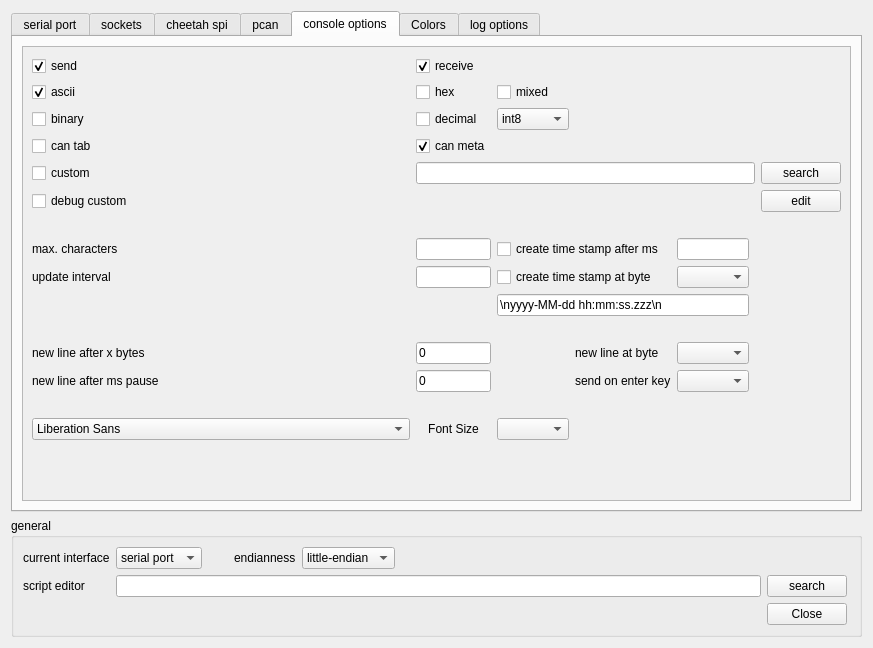
Old version of the form ScriptCommunicator/settingsdialog.ui in the repository szieke/ScriptCommunicator_serial-terminal.
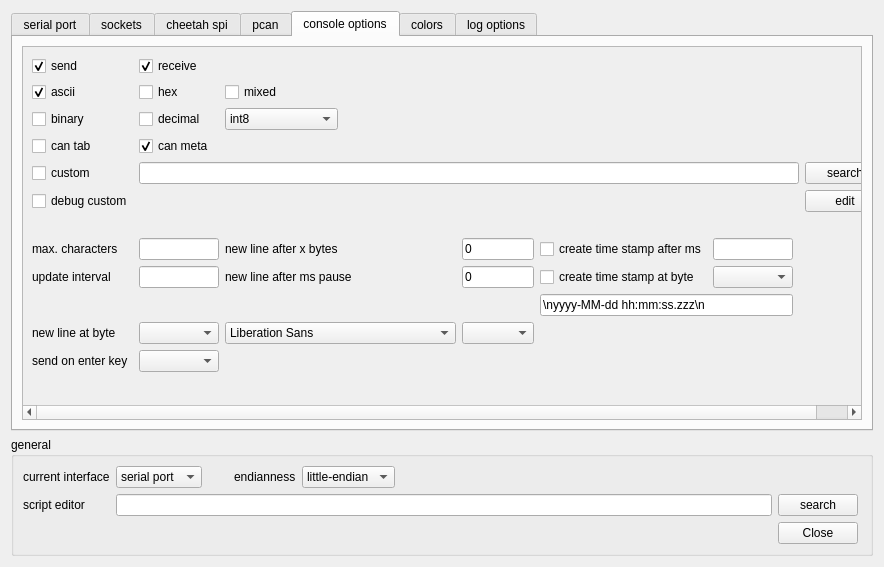
New version of the form. The open tabs and pages were chosen to show the change. Icons and pictures are not drawn. Custom widgets are drawn as their Qt base class.

Commit message: changed the arrangement of some GUI elements

Patch:
```diff
--- a/ScriptCommunicator/settingsdialog.ui
+++ b/ScriptCommunicator/settingsdialog.ui
@@ -6,8 +6,8 @@
    <rect>
     <x>0</x>
     <y>0</y>
-    <width>873</width>
-    <height>648</height>
+    <width>884</width>
+    <height>567</height>
    </rect>
   </property>
   <property name="sizePolicy">
@@ -1379,66 +1379,24 @@
            <rect>
             <x>0</x>
             <y>0</y>
-            <width>862</width>
-            <height>573</height>
+            <width>840</width>
+            <height>386</height>
            </rect>
           </property>
           <layout class="QGridLayout" name="gridLayout_9">
            <item row="0" column="0">
-            <layout class="QGridLayout" name="gridLayout_7" rowstretch="0,0,0,0,0,0,0,0,0,0,0,0,0,0,0,0,0,0,0,0,0,0,0,0" columnstretch="0,0,0,0,0,0,0,0">
-             <item row="5" column="0">
-              <widget class="QCheckBox" name="showCanTabCheckBox">
-               <property name="toolTip">
-                <string>show the can tab</string>
-               </property>
-               <property name="statusTip">
-                <string/>
-               </property>
-               <property name="text">
-                <string>can tab</string>
-               </property>
-              </widget>
-             </item>
-             <item row="5" column="2">
-              <widget class="QCheckBox" name="consoleShowCanMetaCheckBox">
-               <property name="toolTip">
-                <string>show can meta information (id and type) in conole</string>
-               </property>
-               <property name="text">
-                <string>can meta</string>
-               </property>
-               <property name="checked">
-                <bool>true</bool>
-               </property>
-              </widget>
-             </item>
-             <item row="4" column="2">
-              <widget class="QCheckBox" name="consoleShowDecimalCheckBox">
+            <layout class="QGridLayout" name="gridLayout_7" rowstretch="0,0,0,0,0,0,0,0,0,0,0,0,0,0,0,0" columnstretch="0,0,0,0,0,0,0,1,0">
+             <item row="13" column="2" colspan="2">
+              <widget class="QFontComboBox" name="consoleFontComboBox">
                <property name="sizePolicy">
-                <sizepolicy hsizetype="Preferred" vsizetype="Preferred">
-                 <horstretch>0</horstretch>
-                 <verstretch>0</verstretch>
-                </sizepolicy>
-               </property>
-               <property name="toolTip">
-                <string>show decimal console</string>
-               </property>
-               <property name="text">
-                <string>decimal</string>
-               </property>
-              </widget>
-             </item>
-             <item row="12" column="3" colspan="3">
-              <widget class="QLineEdit" name="ConsoleTimestampFormat">
-               <property name="sizePolicy">
-                <sizepolicy hsizetype="MinimumExpanding" vsizetype="Fixed">
+                <sizepolicy hsizetype="Expanding" vsizetype="Fixed">
                  <horstretch>0</horstretch>
                  <verstretch>0</verstretch>
                 </sizepolicy>
                </property>
                <property name="minimumSize">
                 <size>
-                 <width>150</width>
+                 <width>0</width>
                  <height>0</height>
                 </size>
                </property>
@@ -1451,122 +1409,12 @@
                <property name="toolTip">
                 <string>&lt;html&gt;&lt;head/&gt;&lt;body&gt;&lt;p&gt;time stamp format ('optinal new lines (\n)' date and time format (chapter Time format and Date format in the manual) 'optional new lines (\n)'&lt;/p&gt;&lt;p&gt;Example:&lt;/p&gt;&lt;p&gt;\nyyyy-MM-dd hh:mm:ss.zzz\n&lt;/p&gt;&lt;p&gt;Example without date and with spaces in front of the time stamp:&lt;/p&gt;&lt;p&gt;\n       hh:mm:ss\n&lt;/p&gt;&lt;p&gt;&lt;br/&gt;&lt;/p&gt;&lt;/body&gt;&lt;/html&gt;</string>
                </property>
-               <property name="text">
-                <string>\nyyyy-MM-dd hh:mm:ss.zzz\n</string>
+               <property name="editable">
+                <bool>false</bool>
                </property>
               </widget>
              </item>
-             <item row="14" column="0">
-              <spacer name="verticalSpacer_3">
-               <property name="orientation">
-                <enum>Qt::Vertical</enum>
-               </property>
-               <property name="sizeType">
-                <enum>QSizePolicy::Fixed</enum>
-               </property>
-               <property name="sizeHint" stdset="0">
-                <size>
-                 <width>20</width>
-                 <height>20</height>
-                </size>
-               </property>
-              </spacer>
-             </item>
-             <item row="15" column="0">
-              <widget class="QLabel" name="label">
-               <property name="toolTip">
-                <string>new line after x number of sent/received bytes (0=off)</string>
-               </property>
-               <property name="text">
-                <string>new line after x bytes</string>
-               </property>
-              </widget>
-             </item>
-             <item row="7" column="7">
-              <widget class="QPushButton" name="consoleEditScriptPushButton">
-               <property name="toolTip">
-                <string>edit custom console script</string>
-               </property>
-               <property name="text">
-                <string>edit</string>
-               </property>
-              </widget>
-             </item>
-             <item row="3" column="3">
-              <widget class="QCheckBox" name="consoleShowMixedCheckBox">
-               <property name="toolTip">
-                <string>show mixed console (ascii, dec and hex together in one console if they are selected)</string>
-               </property>
-               <property name="statusTip">
-                <string/>
-               </property>
-               <property name="text">
-                <string>mixed</string>
-               </property>
-              </widget>
-             </item>
-             <item row="9" column="2">
-              <spacer name="verticalSpacer_6">
-               <property name="orientation">
-                <enum>Qt::Vertical</enum>
-               </property>
-               <property name="sizeType">
-                <enum>QSizePolicy::Fixed</enum>
-               </property>
-               <property name="sizeHint" stdset="0">
-                <size>
-                 <width>20</width>
-                 <height>20</height>
-                </size>
-               </property>
-              </spacer>
-             </item>
-             <item row="10" column="0">
-              <widget class="QLabel" name="ConsoleBufferLabel">
-               <property name="toolTip">
-                <string>max. characters in console</string>
-               </property>
-               <property name="text">
-                <string>max. characters</string>
-               </property>
-              </widget>
-             </item>
-             <item row="10" column="2">
-              <widget class="QLineEdit" name="ConsoleBufferLineEdit">
-               <property name="sizePolicy">
-                <sizepolicy hsizetype="Ignored" vsizetype="Fixed">
-                 <horstretch>0</horstretch>
-                 <verstretch>0</verstretch>
-                </sizepolicy>
-               </property>
-               <property name="maximumSize">
-                <size>
-                 <width>16777215</width>
-                 <height>16777215</height>
-                </size>
-               </property>
-               <property name="toolTip">
-                <string>max. characters in console</string>
-               </property>
-               <property name="inputMask">
-                <string/>
-               </property>
-              </widget>
-             </item>
-             <item row="23" column="4">
-              <spacer name="verticalSpacer_4">
-               <property name="orientation">
-                <enum>Qt::Vertical</enum>
-               </property>
-               <property name="sizeHint" stdset="0">
-                <size>
-                 <width>20</width>
-                 <height>40</height>
-                </size>
-               </property>
-              </spacer>
-             </item>
-             <item row="0" column="2">
+             <item row="0" column="1">
               <widget class="QCheckBox" name="ShowReceivedCheckBox">
                <property name="sizePolicy">
                 <sizepolicy hsizetype="Preferred" vsizetype="Preferred">
@@ -1588,7 +1436,7 @@
                </property>
               </widget>
              </item>
-             <item row="3" column="2">
+             <item row="3" column="1">
               <widget class="QCheckBox" name="consoleShowHexCheckBox">
                <property name="sizePolicy">
                 <sizepolicy hsizetype="Preferred" vsizetype="Preferred">
@@ -1604,7 +1452,159 @@
                </property>
               </widget>
              </item>
-             <item row="16" column="0">
+             <item row="4" column="1">
+              <widget class="QCheckBox" name="consoleShowDecimalCheckBox">
+               <property name="sizePolicy">
+                <sizepolicy hsizetype="Preferred" vsizetype="Preferred">
+                 <horstretch>0</horstretch>
+                 <verstretch>0</verstretch>
+                </sizepolicy>
+               </property>
+               <property name="toolTip">
+                <string>show decimal console</string>
+               </property>
+               <property name="text">
+                <string>decimal</string>
+               </property>
+              </widget>
+             </item>
+             <item row="6" column="1" colspan="7">
+              <widget class="DragDropLineEdit" name="consoleScriptLineEdit">
+               <property name="toolTip">
+                <string>script which generates the text for the custom console (see chapter custom console/log scripts for more details)</string>
+               </property>
+               <property name="readOnly">
+                <bool>true</bool>
+               </property>
+              </widget>
+             </item>
+             <item row="4" column="2">
+              <widget class="QComboBox" name="consoleDecimalsType">
+               <property name="toolTip">
+                <string>the type of the decimals in the decimal console</string>
+               </property>
+               <item>
+                <property name="text">
+                 <string>int8</string>
+                </property>
+               </item>
+               <item>
+                <property name="text">
+                 <string>int16</string>
+                </property>
+               </item>
+               <item>
+                <property name="text">
+                 <string>int32</string>
+                </property>
+               </item>
+               <item>
+                <property name="text">
+                 <string>uint8</string>
+                </property>
+               </item>
+               <item>
+                <property name="text">
+                 <string>uint16</string>
+                </property>
+               </item>
+               <item>
+                <property name="text">
+                 <string>uint32</string>
+                </property>
+               </item>
+              </widget>
+             </item>
+             <item row="10" column="1">
+              <widget class="QLineEdit" name="ConsoleBufferLineEdit">
+               <property name="sizePolicy">
+                <sizepolicy hsizetype="Fixed" vsizetype="Fixed">
+                 <horstretch>0</horstretch>
+                 <verstretch>0</verstretch>
+                </sizepolicy>
+               </property>
+               <property name="maximumSize">
+                <size>
+                 <width>80</width>
+                 <height>16777215</height>
+                </size>
+               </property>
+               <property name="toolTip">
+                <string>max. characters in console</string>
+               </property>
+               <property name="inputMask">
+                <string/>
+               </property>
+              </widget>
+             </item>
+             <item row="3" column="2">
+              <widget class="QCheckBox" name="consoleShowMixedCheckBox">
+               <property name="toolTip">
+                <string>show mixed console (ascii, dec and hex together in one console if they are selected)</string>
+               </property>
+               <property name="statusTip">
+                <string/>
+               </property>
+               <property name="text">
+                <string>mixed</string>
+               </property>
+              </widget>
+             </item>
+             <item row="11" column="1">
+              <widget class="QLineEdit" name="ConsoleUpdateIntervallLineEdit">
+               <property name="sizePolicy">
+                <sizepolicy hsizetype="Fixed" vsizetype="Fixed">
+                 <horstretch>0</horstretch>
+                 <verstretch>0</verstretch>
+                </sizepolicy>
+               </property>
+               <property name="maximumSize">
+                <size>
+                 <width>80</width>
+                 <height>16777215</height>
+                </size>
+               </property>
+               <property name="toolTip">
+                <string>the update intervall of the consoles</string>
+               </property>
+              </widget>
+             </item>
+             <item row="5" column="1">
+              <widget class="QCheckBox" name="consoleShowCanMetaCheckBox">
+               <property name="toolTip">
+                <string>show can meta information (id and type) in conole</string>
+               </property>
+               <property name="text">
+                <string>can meta</string>
+               </property>
+               <property name="checked">
+                <bool>true</bool>
+               </property>
+              </widget>
+             </item>
+             <item row="10" column="4">
+              <widget class="QLineEdit" name="consoleNewLineAfterNumberBytes">
+               <property name="sizePolicy">
+                <sizepolicy hsizetype="Ignored" vsizetype="Fixed">
+                 <horstretch>0</horstretch>
+                 <verstretch>0</verstretch>
+                </sizepolicy>
+               </property>
+               <property name="maximumSize">
+                <size>
+                 <width>80</width>
+                 <height>16777215</height>
+                </size>
+               </property>
+               <property name="toolTip">
+                <string>new line after x number of sent/received bytes (0=off)</string>
+               </property>
+               <property name="text">
+                <string>0</string>
+               </property>
+              </widget>
+             </item>
+             <item row="11" column="2" colspan="2">
               <widget class="QLabel" name="label_2">
                <property name="toolTip">
                 <string>new line after x ms send/receive pause (0=off)</string>
@@ -1614,7 +1614,7 @@
                </property>
               </widget>
              </item>
-             <item row="16" column="2">
+             <item row="11" column="4">
               <widget class="QLineEdit" name="consoleNewLineAfterPause">
                <property name="sizePolicy">
                 <sizepolicy hsizetype="Ignored" vsizetype="Fixed">
@@ -1624,7 +1624,7 @@
                </property>
                <property name="maximumSize">
                 <size>
-                 <width>16777215</width>
+                 <width>80</width>
                  <height>16777215</height>
                 </size>
                </property>
@@ -1636,7 +1636,68 @@
                </property>
               </widget>
              </item>
-             <item row="16" column="4">
+             <item row="13" column="0">
+              <widget class="QLabel" name="label_16">
+               <property name="toolTip">
+                <string>new line at byte</string>
+               </property>
+               <property name="text">
+                <string>new line at byte</string>
+               </property>
+              </widget>
+             </item>
+             <item row="10" column="2" colspan="2">
+              <widget class="QLabel" name="label">
+               <property name="toolTip">
+                <string>new line after x number of sent/received bytes (0=off)</string>
+               </property>
+               <property name="text">
+                <string>new line after x bytes</string>
+               </property>
+              </widget>
+             </item>
+             <item row="13" column="4">
+              <widget class="QComboBox" name="consoleFontSizeComboBox">
+               <property name="sizePolicy">
+                <sizepolicy hsizetype="Preferred" vsizetype="Fixed">
+                 <horstretch>0</horstretch>
+                 <verstretch>0</verstretch>
+                </sizepolicy>
+               </property>
+               <property name="minimumSize">
+                <size>
+                 <width>0</width>
+                 <height>0</height>
+                </size>
+               </property>
+               <property name="maximumSize">
+                <size>
+                 <width>16777215</width>
+                 <height>16777215</height>
+                </size>
+               </property>
+               <property name="toolTip">
+                <string>console font size</string>
+               </property>
+               <property name="currentText">
+                <string/>
+               </property>
+              </widget>
+             </item>
+             <item row="14" column="1">
+              <widget class="QComboBox" name="consoleSendOnEnter">
+               <property name="maximumSize">
+                <size>
+                 <width>16777215</width>
+                 <height>16777215</height>
+                </size>
+               </property>
+               <property name="toolTip">
+                <string>&lt;html&gt;&lt;head/&gt;&lt;body&gt;&lt;p&gt;this is sent/used for the enter key (console, message dialog, main window send area and ascii sequence in the send window)&lt;/p&gt;&lt;/body&gt;&lt;/html&gt;</string>
+               </property>
+              </widget>
+             </item>
+             <item row="14" column="0">
               <widget class="QLabel" name="label_18">
                <property name="toolTip">
                 <string>&lt;html&gt;&lt;head/&gt;&lt;body&gt;&lt;p&gt;this is sent/used for the enter key (console, message dialog, main window send area and ascii sequence in the send window)&lt;/p&gt;&lt;/body&gt;&lt;/html&gt;</string>
@@ -1646,8 +1707,8 @@
                </property>
               </widget>
              </item>
-             <item row="16" column="5">
-              <widget class="QComboBox" name="consoleSendOnEnter">
+             <item row="13" column="1">
+              <widget class="QComboBox" name="consoleNewLineAt">
                <property name="maximumSize">
                 <size>
                  <width>16777215</width>
@@ -1659,21 +1720,81 @@
                </property>
               </widget>
              </item>
-             <item row="20" column="4">
-              <spacer name="verticalSpacer">
-               <property name="orientation">
-                <enum>Qt::Vertical</enum>
+             <item row="10" column="5">
+              <widget class="QCheckBox" name="PrintTimeStampCheckBox">
+               <property name="sizePolicy">
+                <sizepolicy hsizetype="Preferred" vsizetype="Preferred">
+                 <horstretch>0</horstretch>
+                 <verstretch>0</verstretch>
+                </sizepolicy>
                </property>
-               <property name="sizeType">
-                <enum>QSizePolicy::Fixed</enum>
+               <property name="toolTip">
+                <string>create time stamp after ms</string>
                </property>
-               <property name="sizeHint" stdset="0">
+               <property name="text">
+                <string>create time stamp after ms</string>
+               </property>
+               <property name="checked">
+                <bool>false</bool>
+               </property>
+              </widget>
+             </item>
+             <item row="12" column="5" colspan="2">
+              <widget class="QLineEdit" name="ConsoleTimestampFormat">
+               <property name="sizePolicy">
+                <sizepolicy hsizetype="MinimumExpanding" vsizetype="Fixed">
+                 <horstretch>0</horstretch>
+                 <verstretch>0</verstretch>
+                </sizepolicy>
+               </property>
+               <property name="minimumSize">
                 <size>
-                 <width>13</width>
-                 <height>20</height>
+                 <width>150</width>
+                 <height>0</height>
                 </size>
                </property>
-              </spacer>
+               <property name="maximumSize">
+                <size>
+                 <width>16777215</width>
+                 <height>16777215</height>
+                </size>
+               </property>
+               <property name="toolTip">
+                <string>&lt;html&gt;&lt;head/&gt;&lt;body&gt;&lt;p&gt;time stamp format ('optinal new lines (\n)' date and time format (chapter Time format and Date format in the manual) 'optional new lines (\n)'&lt;/p&gt;&lt;p&gt;Example:&lt;/p&gt;&lt;p&gt;\nyyyy-MM-dd hh:mm:ss.zzz\n&lt;/p&gt;&lt;p&gt;Example without date and with spaces in front of the time stamp:&lt;/p&gt;&lt;p&gt;\n       hh:mm:ss\n&lt;/p&gt;&lt;p&gt;&lt;br/&gt;&lt;/p&gt;&lt;/body&gt;&lt;/html&gt;</string>
+               </property>
+               <property name="text">
+                <string>\nyyyy-MM-dd hh:mm:ss.zzz\n</string>
+               </property>
+              </widget>
+             </item>
+             <item row="10" column="6">
+              <widget class="QLineEdit" name="PrintTimeStampLineEdit">
+               <property name="sizePolicy">
+                <sizepolicy hsizetype="Fixed" vsizetype="Fixed">
+                 <horstretch>0</horstretch>
+                 <verstretch>0</verstretch>
+                </sizepolicy>
+               </property>
+               <property name="maximumSize">
+                <size>
+                 <width>80</width>
+                 <height>16777215</height>
+                </size>
+               </property>
+               <property name="toolTip">
+                <string>create time stamp after ms</string>
+               </property>
+              </widget>
+             </item>
+             <item row="11" column="5">
+              <widget class="QCheckBox" name="consoleTimestampAtByteCheckBox">
+               <property name="toolTip">
+                <string>create time stamp at byte</string>
+               </property>
+               <property name="text">
+                <string>create time stamp at byte</string>
+               </property>
+              </widget>
              </item>
              <item row="3" column="0">
               <widget class="QCheckBox" name="consoleShowAsciiCheckBox">
@@ -1694,6 +1815,26 @@
                </property>
               </widget>
              </item>
+             <item row="6" column="8">
+              <widget class="QPushButton" name="consoleSearchScriptPushButton">
+               <property name="toolTip">
+                <string>add custom console script</string>
+               </property>
+               <property name="text">
+                <string>search</string>
+               </property>
+              </widget>
+             </item>
+             <item row="4" column="0">
+              <widget class="QCheckBox" name="consoleShowBinaryCheckBox">
+               <property name="toolTip">
+                <string>show binary console</string>
+               </property>
+               <property name="text">
+                <string>binary</string>
+               </property>
+              </widget>
+             </item>
              <item row="6" column="0">
               <widget class="QCheckBox" name="consoleShowCustomCheckBox">
                <property name="toolTip">
@@ -1704,73 +1845,6 @@
                </property>
               </widget>
              </item>
-             <item row="4" column="3">
-              <widget class="QComboBox" name="consoleDecimalsType">
-               <property name="toolTip">
-                <string>the type of the decimals in the decimal console</string>
-               </property>
-               <item>
-                <property name="text">
-                 <string>int8</string>
-                </property>
-               </item>
-               <item>
-                <property name="text">
-                 <string>int16</string>
-                </property>
-               </item>
-               <item>
-                <property name="text">
-                 <string>int32</string>
-                </property>
-               </item>
-               <item>
-                <property name="text">
-                 <string>uint8</string>
-                </property>
-               </item>
-               <item>
-                <property name="text">
-                 <string>uint16</string>
-                </property>
-               </item>
-               <item>
-                <property name="text">
-                 <string>uint32</string>
-                </property>
-               </item>
-              </widget>
-             </item>
-             <item row="4" column="0">
-              <widget class="QCheckBox" name="consoleShowBinaryCheckBox">
-               <property name="toolTip">
-                <string>show binary console</string>
-               </property>
-               <property name="text">
-                <string>binary</string>
-               </property>
-              </widget>
-             </item>
-             <item row="6" column="2" colspan="5">
-              <widget class="DragDropLineEdit" name="consoleScriptLineEdit">
-               <property name="toolTip">
-                <string>script which generates the text for the custom console (see chapter custom console/log scripts for more details)</string>
-               </property>
-               <property name="readOnly">
-                <bool>true</bool>
-               </property>
-              </widget>
-             </item>
-             <item row="6" column="7">
-              <widget class="QPushButton" name="consoleSearchScriptPushButton">
-               <property name="toolTip">
-                <string>add custom console script</string>
-               </property>
-               <property name="text">
-                <string>search</string>
-               </property>
-              </widget>
-             </item>
              <item row="7" column="0">
               <widget class="QCheckBox" name="consoleDebugCustomCheckBox">
                <property name="toolTip">
@@ -1781,96 +1855,6 @@
                </property>
               </widget>
              </item>
-             <item row="11" column="2">
-              <widget class="QLineEdit" name="ConsoleUpdateIntervallLineEdit">
-               <property name="sizePolicy">
-                <sizepolicy hsizetype="Ignored" vsizetype="Fixed">
-                 <horstretch>0</horstretch>
-                 <verstretch>0</verstretch>
-                </sizepolicy>
-               </property>
-               <property name="maximumSize">
-                <size>
-                 <width>16777215</width>
-                 <height>16777215</height>
-                </size>
-               </property>
-               <property name="toolTip">
-                <string>the update intervall of the consoles</string>
-               </property>
-              </widget>
-             </item>
-             <item row="11" column="3" colspan="2">
-              <widget class="QCheckBox" name="consoleTimestampAtByteCheckBox">
-               <property name="toolTip">
-                <string>create time stamp at byte</string>
-               </property>
-               <property name="text">
-                <string>create time stamp at byte</string>
-               </property>
-              </widget>
-             </item>
-             <item row="11" column="5">
-              <widget class="QComboBox" name="consoleTimestampAtByteComboBox">
-               <property name="maximumSize">
-                <size>
-                 <width>16777215</width>
-                 <height>16777215</height>
-                </size>
-               </property>
-               <property name="toolTip">
-                <string>create time stamp at byte</string>
-               </property>
-              </widget>
-             </item>
-             <item row="10" column="3" colspan="2">
-              <widget class="QCheckBox" name="PrintTimeStampCheckBox">
-               <property name="sizePolicy">
-                <sizepolicy hsizetype="Preferred" vsizetype="Preferred">
-                 <horstretch>0</horstretch>
-                 <verstretch>0</verstretch>
-                </sizepolicy>
-               </property>
-               <property name="toolTip">
-                <string>create time stamp after ms</string>
-               </property>
-               <property name="text">
-                <string>create time stamp after ms</string>
-               </property>
-               <property name="checked">
-                <bool>false</bool>
-               </property>
-              </widget>
-             </item>
-             <item row="10" column="5">
-              <widget class="QLineEdit" name="PrintTimeStampLineEdit">
-               <property name="sizePolicy">
-                <sizepolicy hsizetype="Ignored" vsizetype="Fixed">
-                 <horstretch>0</horstretch>
-                 <verstretch>0</verstretch>
-                </sizepolicy>
-               </property>
-               <property name="maximumSize">
-                <size>
-                 <width>16777215</width>
-                 <height>16777215</height>
-                </size>
-               </property>
-               <property name="toolTip">
-                <string>create time stamp after ms</string>
-               </property>
-              </widget>
-             </item>
-             <item row="11" column="0">
-              <widget class="QLabel" name="label_5">
-               <property name="toolTip">
-                <string>the update interval of the consoles</string>
-               </property>
-               <property name="text">
-                <string>update interval</string>
-               </property>
-              </widget>
-             </item>
              <item row="0" column="0">
               <widget class="QCheckBox" name="ShowSendInConsoleCheckBox">
                <property name="sizePolicy">
@@ -1890,65 +1874,80 @@
                </property>
               </widget>
              </item>
-             <item row="15" column="2">
-              <widget class="QLineEdit" name="consoleNewLineAfterNumberBytes">
-               <property name="sizePolicy">
-                <sizepolicy hsizetype="Ignored" vsizetype="Fixed">
-                 <horstretch>0</horstretch>
-                 <verstretch>0</verstretch>
-                </sizepolicy>
+             <item row="11" column="0">
+              <widget class="QLabel" name="label_5">
+               <property name="toolTip">
+                <string>the update interval of the consoles</string>
                </property>
-               <property name="maximumSize">
+               <property name="text">
+                <string>update interval</string>
+               </property>
+              </widget>
+             </item>
+             <item row="7" column="8">
+              <widget class="QPushButton" name="consoleEditScriptPushButton">
+               <property name="toolTip">
+                <string>edit custom console script</string>
+               </property>
+               <property name="text">
+                <string>edit</string>
+               </property>
+              </widget>
+             </item>
+             <item row="10" column="0">
+              <widget class="QLabel" name="ConsoleBufferLabel">
+               <property name="toolTip">
+                <string>max. characters in console</string>
+               </property>
+               <property name="text">
+                <string>max. characters</string>
+               </property>
+              </widget>
+             </item>
+             <item row="5" column="0">
+              <widget class="QCheckBox" name="showCanTabCheckBox">
+               <property name="toolTip">
+                <string>show the can tab</string>
+               </property>
+               <property name="statusTip">
+                <string/>
+               </property>
+               <property name="text">
+                <string>can tab</string>
+               </property>
+              </widget>
+             </item>
+             <item row="9" column="2">
+              <spacer name="verticalSpacer_6">
+               <property name="orientation">
+                <enum>Qt::Vertical</enum>
+               </property>
+               <property name="sizeType">
+                <enum>QSizePolicy::Fixed</enum>
+               </property>
+               <property name="sizeHint" stdset="0">
                 <size>
-                 <width>16777215</width>
-                 <height>16777215</height>
+                 <width>20</width>
+                 <height>20</height>
                 </size>
                </property>
-               <property name="toolTip">
-                <string>new line after x number of sent/received bytes (0=off)</string>
-               </property>
-               <property name="text">
-                <string>0</string>
-               </property>
-              </widget>
+              </spacer>
              </item>
              <item row="15" column="4">
-              <widget class="QLabel" name="label_16">
-               <property name="toolTip">
-                <string>new line at byte</string>
+              <spacer name="verticalSpacer">
+               <property name="orientation">
+                <enum>Qt::Vertical</enum>
                </property>
-               <property name="text">
-                <string>new line at byte</string>
-               </property>
-              </widget>
-             </item>
-             <item row="15" column="5">
-              <widget class="QComboBox" name="consoleNewLineAt">
-               <property name="maximumSize">
+               <property name="sizeHint" stdset="0">
                 <size>
-                 <width>16777215</width>
-                 <height>16777215</height>
+                 <width>20</width>
+                 <height>40</height>
                 </size>
                </property>
-               <property name="toolTip">
-                <string>new line at byte</string>
-               </property>
-              </widget>
+              </spacer>
              </item>
-             <item row="21" column="0">
-              <widget class="QFontComboBox" name="consoleFontComboBox">
-               <property name="sizePolicy">
-                <sizepolicy hsizetype="Expanding" vsizetype="Fixed">
-                 <horstretch>0</horstretch>
-                 <verstretch>0</verstretch>
-                </sizepolicy>
-               </property>
-               <property name="minimumSize">
-                <size>
-                 <width>0</width>
-                 <height>0</height>
-                </size>
-               </property>
+             <item row="11" column="6">
+              <widget class="QComboBox" name="consoleTimestampAtByteComboBox">
                <property name="maximumSize">
                 <size>
                  <width>16777215</width>
@@ -1956,48 +1955,7 @@
                 </size>
                </property>
                <property name="toolTip">
-                <string>console font (the mixed console has always courier new)</string>
-               </property>
-               <property name="editable">
-                <bool>false</bool>
-               </property>
-              </widget>
-             </item>
-             <item row="21" column="3">
-              <widget class="QComboBox" name="consoleFontSizeComboBox">
-               <property name="sizePolicy">
-                <sizepolicy hsizetype="Preferred" vsizetype="Fixed">
-                 <horstretch>0</horstretch>
-                 <verstretch>0</verstretch>
-                </sizepolicy>
-               </property>
-               <property name="minimumSize">
-                <size>
-                 <width>0</width>
-                 <height>0</height>
-                </size>
-               </property>
-               <property name="maximumSize">
-                <size>
-                 <width>16777215</width>
-                 <height>16777215</height>
-                </size>
-               </property>
-               <property name="toolTip">
-                <string>console font size</string>
-               </property>
-               <property name="currentText" stdset="0">
-                <string/>
-               </property>
-              </widget>
-             </item>
-             <item row="21" column="2">
-              <widget class="QLabel" name="label_28">
-               <property name="text">
-                <string>Font Size</string>
-               </property>
-               <property name="alignment">
-                <set>Qt::AlignCenter</set>
+                <string>create time stamp at byte</string>
                </property>
               </widget>
              </item>
@@ -2011,7 +1969,7 @@
      </widget>
      <widget class="QWidget" name="tabColors">
       <attribute name="title">
-       <string>Colors</string>
+       <string>colors</string>
       </attribute>
       <layout class="QVBoxLayout" name="verticalLayout_6">
        <item>
```
Left out of the diff: 1047 changed lines with no effect on the pictures.
